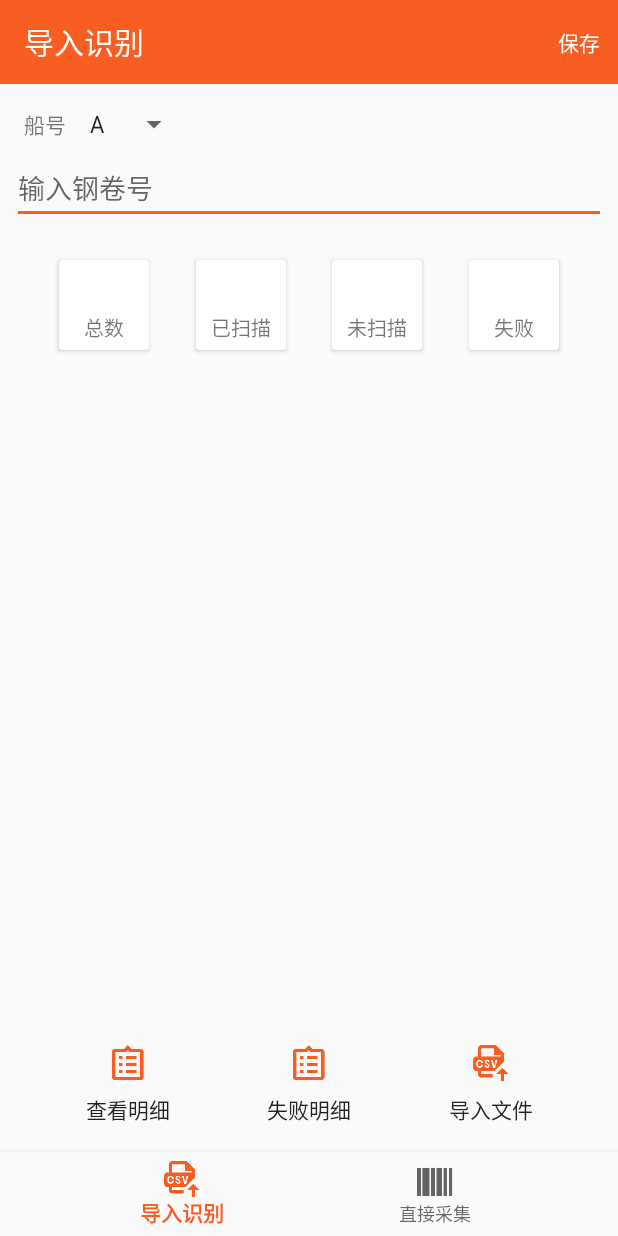
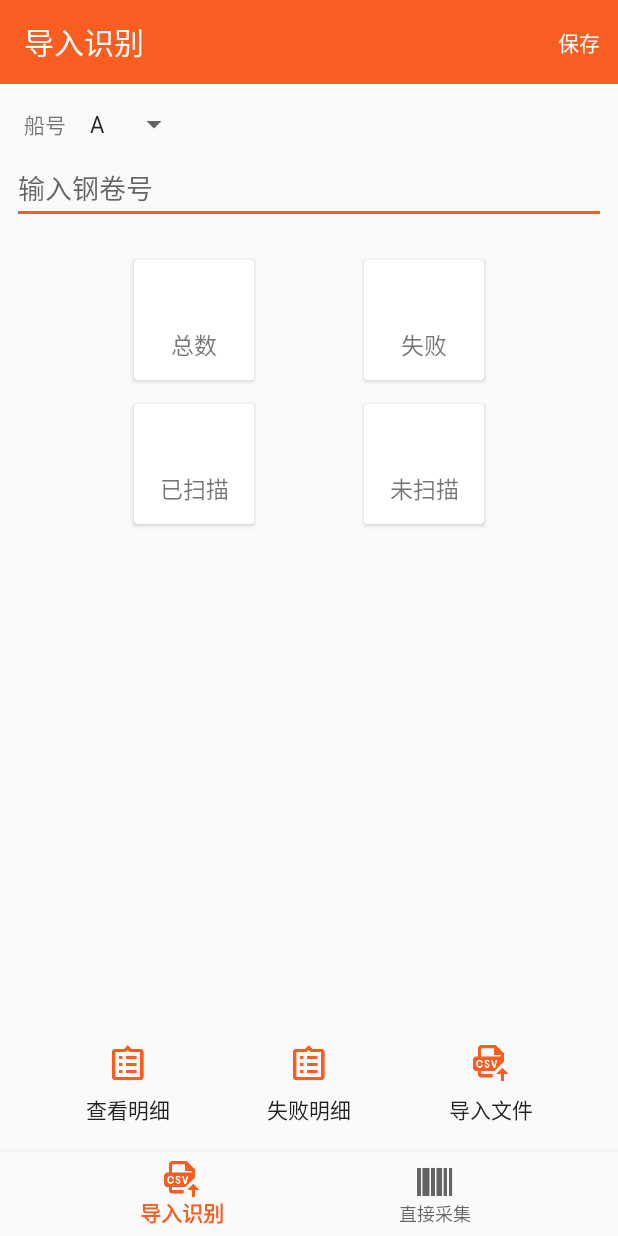
Before and after one commit to kalavinka223/barcode-android, an Android app: the screen it shows after launch (MainActivity), on a phone screen of 412 x 824 dp. Run offline under Robolectric (Android 15) with nearby library versions, the phone set to English and light mode, and no system bars; our stand-ins replace Room's generated code, RxJava, data binding, navigation-ui; libraries missing offline, so code that uses them is left out: es.dmoral.toasty; 8 statements that could not run were skipped.

Commit message:
update barcode import

```diff
--- a/app/src/main/res/layout/fragment_barcode_import.xml
+++ b/app/src/main/res/layout/fragment_barcode_import.xml
@@ -1,5 +1,6 @@
 <?xml version="1.0" encoding="utf-8"?>
-<layout xmlns:android="http://schemas.android.com/apk/res/android"
+<layout xmlns:tools="http://schemas.android.com/tools"
+    xmlns:android="http://schemas.android.com/apk/res/android"
     xmlns:app="http://schemas.android.com/apk/res-auto">
 
     <data>
@@ -52,11 +53,11 @@
 
         <com.powerdata.barcode.ui.component.TitledCardView
             android:id="@+id/total_count_view"
-            android:layout_width="60dp"
-            android:layout_height="60dp"
+            android:layout_width="80dp"
+            android:layout_height="80dp"
             android:layout_marginStart="8dp"
             android:layout_marginTop="24dp"
-            app:layout_constraintEnd_toStartOf="@+id/scanned_count_view"
+            app:layout_constraintEnd_toStartOf="@+id/error_count_view"
             app:layout_constraintHorizontal_bias="0.5"
             app:layout_constraintStart_toStartOf="parent"
             app:layout_constraintTop_toBottomOf="@+id/barcode_edit_text"
@@ -65,39 +66,35 @@
 
         <com.powerdata.barcode.ui.component.TitledCardView
             android:id="@+id/scanned_count_view"
-            android:layout_width="60dp"
-            android:layout_height="60dp"
-            android:layout_marginStart="8dp"
-            app:layout_constraintBottom_toBottomOf="@+id/total_count_view"
-            app:layout_constraintEnd_toStartOf="@+id/not_scanned_count_view"
-            app:layout_constraintHorizontal_bias="0.5"
-            app:layout_constraintStart_toEndOf="@+id/total_count_view"
-            app:layout_constraintTop_toTopOf="@+id/total_count_view"
+            android:layout_width="80dp"
+            android:layout_height="80dp"
+            android:layout_marginTop="16dp"
+            app:layout_constraintEnd_toEndOf="@+id/total_count_view"
+            app:layout_constraintStart_toStartOf="@+id/total_count_view"
+            app:layout_constraintTop_toBottomOf="@+id/total_count_view"
             app:subtitle="已扫描"
             app:title="@{viewModel.scannedCount}" />
 
         <com.powerdata.barcode.ui.component.TitledCardView
             android:id="@+id/not_scanned_count_view"
-            android:layout_width="60dp"
-            android:layout_height="60dp"
-            android:layout_marginStart="8dp"
-            app:layout_constraintEnd_toStartOf="@+id/error_count_view"
-            app:layout_constraintHorizontal_bias="0.5"
-            app:layout_constraintStart_toEndOf="@+id/scanned_count_view"
-            app:layout_constraintTop_toTopOf="@+id/total_count_view"
+            android:layout_width="80dp"
+            android:layout_height="80dp"
+            android:layout_marginTop="16dp"
+            app:layout_constraintEnd_toEndOf="@+id/error_count_view"
+            app:layout_constraintStart_toStartOf="@+id/error_count_view"
+            app:layout_constraintTop_toBottomOf="@+id/error_count_view"
             app:subtitle="未扫描"
             app:title="@{viewModel.notScannedCount}" />
 
         <com.powerdata.barcode.ui.component.TitledCardView
             android:id="@+id/error_count_view"
-            android:layout_width="60dp"
-            android:layout_height="60dp"
-            android:layout_marginStart="8dp"
+            android:layout_width="80dp"
+            android:layout_height="80dp"
             android:layout_marginEnd="8dp"
             app:layout_constraintBottom_toBottomOf="@+id/total_count_view"
             app:layout_constraintEnd_toEndOf="parent"
             app:layout_constraintHorizontal_bias="0.5"
-            app:layout_constraintStart_toEndOf="@+id/not_scanned_count_view"
+            app:layout_constraintStart_toEndOf="@+id/total_count_view"
             app:layout_constraintTop_toTopOf="@+id/total_count_view"
             app:subtitle="失败"
             app:title="@{viewModel.errorCount}" />
--- a/app/src/main/res/layout/view_titled_card.xml
+++ b/app/src/main/res/layout/view_titled_card.xml
@@ -16,7 +16,7 @@
             android:layout_height="wrap_content"
             android:layout_marginBottom="8dp"
             android:textColor="@color/orange"
-            android:textSize="16sp"
+            android:textSize="18sp"
             app:layout_constraintBottom_toTopOf="@+id/subtitle_text_view"
             app:layout_constraintEnd_toEndOf="parent"
             app:layout_constraintHorizontal_bias="0.5"
@@ -29,7 +29,7 @@
             android:id="@+id/subtitle_text_view"
             android:layout_width="wrap_content"
             android:layout_height="wrap_content"
-            android:textSize="13sp"
+            android:textSize="15sp"
             app:layout_constraintBottom_toBottomOf="parent"
             app:layout_constraintEnd_toEndOf="parent"
             app:layout_constraintHorizontal_bias="0.5"
```
